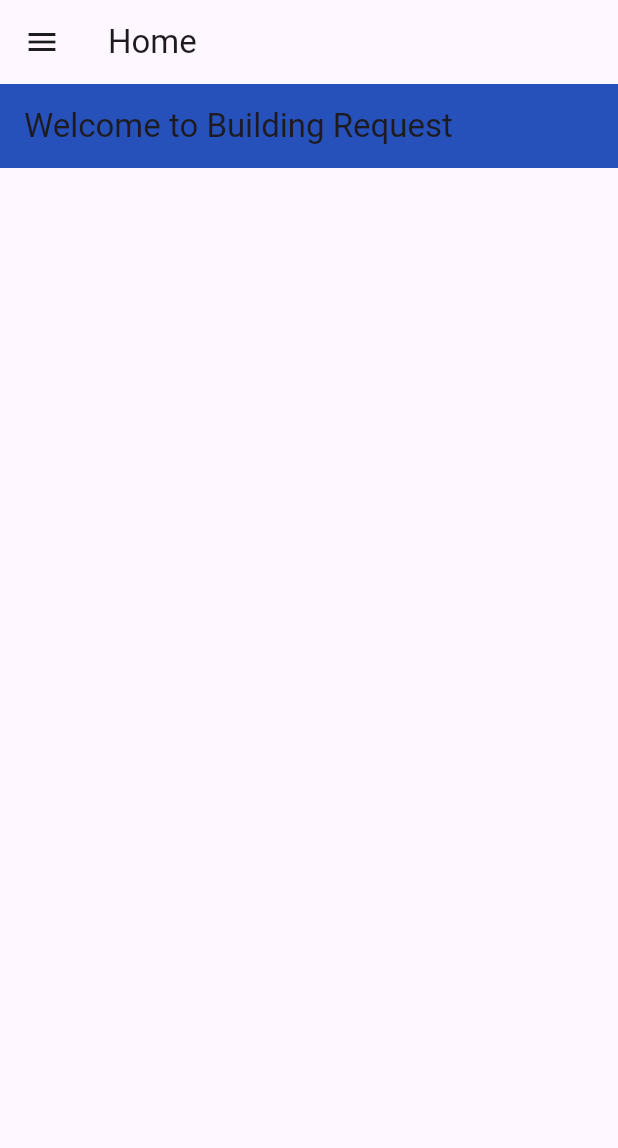
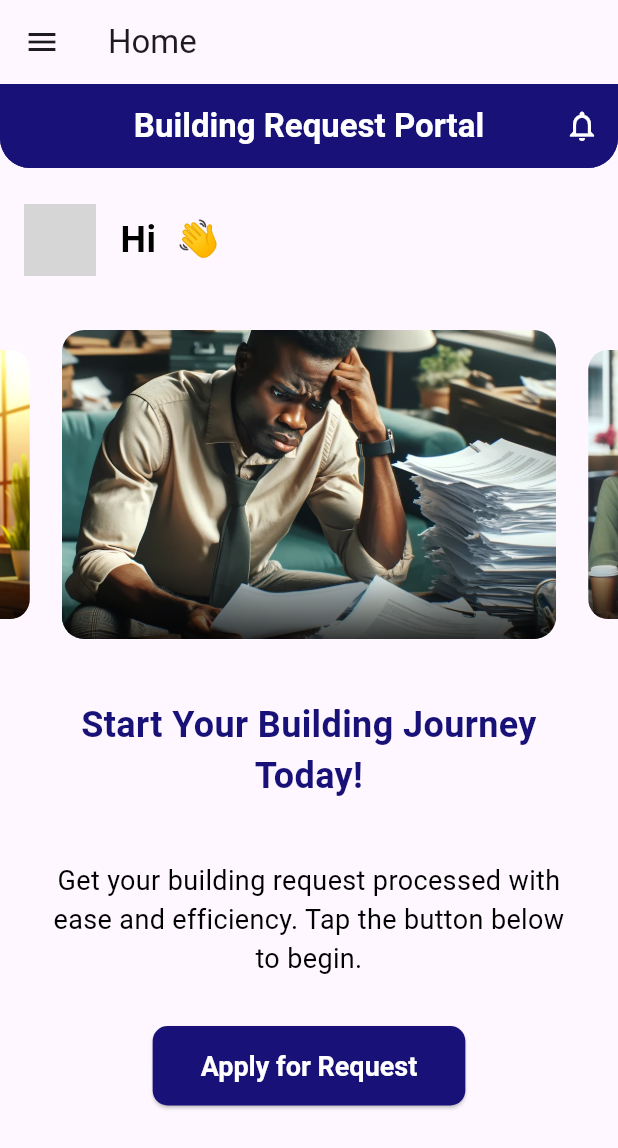
Before and after one commit to Rwiron/BuildPermitApproval_mobile-app, a Flutter app: the HomePage screen opened directly, on a phone screen of 412 x 824 dp. Shown: the top 1148 px of the screen. Run offline on Flutter 3.47's test engine with Material 3 defaults, Android fonts, the phone set to English and light mode, and no system bars; drawn by our look-alikes of carousel_slider, flutter_zoom_drawer; our stand-ins replace get, get_storage, google_fonts, pdf, printing; accounts and stored records are empty; network calls fail; grey boxes are pictures that could not be loaded.

Commit message:
Doc Status changing Ui

```diff
--- a/bui/lib/controllers/authentication.dart
+++ b/bui/lib/controllers/authentication.dart
@@ -84,9 +84,17 @@ class AuthenticationController extends GetxController {
       );
       if (response.statusCode == 200) {
         isLoading.value = false;
-        token.value = json.decode(response.body)['token'];
+        var responseBody = json.decode(response.body);
+        token.value = responseBody['token'];
+        var userName = responseBody['user']
+            ['name']; // Assuming the username is in the 'name' field
         box.write('token', token.value);
-        Get.offAll(()=> HomePage());
+        box.write('username', userName); // Storing the username
+
+        print(
+            'Logged in user: $userName'); // Debug print to confirm the username is captured
+
+        Get.offAll(() => HomePage()); // Navigate to the HomePage
       } else {
         isLoading.value = false;
         debugPrint(response.body);
--- a/bui/lib/main.dart
+++ b/bui/lib/main.dart
@@ -3,8 +3,10 @@ import 'package:bui/views/home_screen.dart';
 import 'package:bui/views/login_screen.dart';
 import 'package:flutter/material.dart';
 import 'package:get/get.dart';
+import 'package:get_storage/get_storage.dart';
 
-void main() {
+void main() async {
+  await GetStorage.init();
   runApp(const MyApp());
 }
 
--- a/bui/lib/screen/feedback.dart
+++ b/bui/lib/screen/feedback.dart
@@ -1,5 +1,6 @@
 import 'package:bui/constants/constants.dart';
 import 'package:bui/views/widgets/menu_widget.dart';
+import 'package:bui/views/widgets/permitnav.dart';
 import 'package:flutter/material.dart';
 import 'package:flutter/material.dart';
 import 'package:get_storage/get_storage.dart';
@@ -111,31 +112,7 @@ class _FeedStatusState extends State<FeedStatus> {
   @override
   Widget build(BuildContext context) {
     return Scaffold(
-      appBar: AppBar(
-        backgroundColor: Colors.yellow,
-        title: Row(
-          mainAxisSize:
-              MainAxisSize.min, // Use min size to keep the row compact
-          children: [
-            Icon(Icons.upload_file,
-                color: Color.fromARGB(
-                    255, 0, 0, 0)), // The icon related to submitting documents
-            SizedBox(width: 8), // Space between the icon and the text
-            Text(
-              'Submit Your Request',
-              style: TextStyle(
-                fontWeight: FontWeight.bold,
-                // Additional style options
-              ),
-            ),
-          ],
-        ),
-        centerTitle: true, // Centers the title text within the AppBar
-        // Additional customization:
-        elevation:
-            0, // Removes the shadow under the AppBar for a flatter appearance
-        // You can also add icons, actions, or customize leading widgets if needed
-      ),
+      appBar: CustomAppBars(),
       body: Padding(
         padding: const EdgeInsets.all(16.0),
         child: Form(
@@ -256,8 +233,31 @@ class _FeedStatusState extends State<FeedStatus> {
               SizedBox(height: 16.0),
               ElevatedButton(
                 onPressed: submitRequest,
-                child: const Text('Submit Request'),
-              ),
+                child: const Text(
+                  'Submit Request',
+                  style: TextStyle(
+                    fontSize: 18, // Adjust the font size as needed
+                    fontWeight: FontWeight.bold, // Make the text bold
+                  ),
+                ),
+                style: ElevatedButton.styleFrom(
+                  primary: Color.fromARGB(
+                      255, 24, 17, 120), // Button background color
+                  onPrimary: Colors
+                      .white, // Button text color (when button is enabled)
+                  onSurface: Colors.blueAccent.withOpacity(
+                      0.5), // Button text color (when button is disabled)
+                  padding: EdgeInsets.symmetric(
+                      horizontal: 12, vertical: 16), // Button padding
+                  shape: RoundedRectangleBorder(
+                    borderRadius:
+                        BorderRadius.circular(10), // Button border radius
+                  ),
+                  elevation: 5, // Button elevation
+                  shadowColor: Color.fromARGB(255, 24, 17, 120)
+                      .withOpacity(0.5), // Shadow color
+                ),
+              )
             ],
           ),
         ),
--- a/bui/lib/screen/requestDetail.dart
+++ b/bui/lib/screen/requestDetail.dart
@@ -112,6 +112,7 @@ class ReasonScreen extends StatelessWidget {
               _buildDetail('Sector', request['sector']),
               _buildDetail('Location', request['location']),
               _buildDetail('Cell', request['cell']),
+              _buildDetail('Description', request['description']),
               _buildDetail('Status', request['status']),
               pw.Divider(),
               pw.SizedBox(height: 20),
--- a/bui/lib/screen/status.dart
+++ b/bui/lib/screen/status.dart
@@ -1,16 +1,143 @@
-import 'package:bui/views/widgets/menu_widget.dart';
+import 'package:bui/views/widgets/customApp.dart';
 import 'package:flutter/material.dart';
+import 'package:carousel_slider/carousel_slider.dart';
+import 'package:get_storage/get_storage.dart';
 
 class Status extends StatelessWidget {
-  const Status({super.key});
+  const Status({Key? key}) : super(key: key);
 
   @override
   Widget build(BuildContext context) {
+    final box = GetStorage();
+    final String username = box.read('username') ?? 'Guest';
+
+    final List<String> imageList = [
+      'assets/images/stress.png',
+      'assets/images/shares.png',
+      'assets/images/happy.png',
+      // Add more image paths as needed
+    ];
+
     return Scaffold(
-      appBar: AppBar(
-        backgroundColor: Color.fromARGB(218, 1, 53, 175),
-        title: const Text('Welcome to Building Request '),
-        //leading: MenuWigdet(),
+      appBar: CustomAppBar(),
+      body: SingleChildScrollView(
+        child: Column(
+          children: [
+            SizedBox(height: 20),
+            ListTile(
+              leading: CircleAvatar(
+                backgroundImage: NetworkImage(
+                    'https://via.placeholder.com/150'), // Replace with actual user image URL
+                backgroundColor: Colors.indigo.shade300,
+                radius: 24,
+              ),
+              title: Text(
+                'Hi $username 👋',
+                style: TextStyle(
+                  color: Colors.black,
+                  fontWeight: FontWeight.bold,
+                  fontSize: 24,
+                ),
+              ),
+            ),
+            SizedBox(height: 32),
+            CarouselSlider(
+              options: CarouselOptions(
+                autoPlay: true,
+                aspectRatio: 2.0,
+                enlargeCenterPage: true,
+                viewportFraction: 0.8,
+              ),
+              items: imageList
+                  .map((item) => ClipRRect(
+                        borderRadius: BorderRadius.circular(
+                            15), // Rounded corners for each image
+                        child: Stack(
+                          fit: StackFit.expand,
+                          children: <Widget>[
+                            Image.asset(
+                              item,
+                              fit: BoxFit
+                                  .cover, // Cover the entire space of the container
+                            ),
+                            Positioned(
+                              bottom: 0.0,
+                              left: 0.0,
+                              right: 0.0,
+                              child: Container(
+                                decoration: BoxDecoration(
+                                  gradient: LinearGradient(
+                                    colors: [
+                                      Color.fromARGB(200, 0, 0, 0),
+                                      Color.fromARGB(0, 0, 0, 0)
+                                    ],
+                                    begin: Alignment.bottomCenter,
+                                    end: Alignment.topCenter,
+                                  ),
+                                ),
+                                padding: EdgeInsets.symmetric(
+                                    vertical: 10.0, horizontal: 20.0),
+                                child: Text(
+                                  '', // Optional: You can add a caption or remove this Text widget
+                                  style: TextStyle(
+                                    color: Colors.white,
+                                    fontSize: 20.0,
+                                    fontWeight: FontWeight.bold,
+                                  ),
+                                ),
+                              ),
+                            ),
+                          ],
+                        ),
+                      ))
+                  .toList(),
+            ),
+            Padding(
+              padding: const EdgeInsets.all(40.0),
+              child: Text(
+                'Start Your Building Journey Today!',
+                textAlign: TextAlign.center,
+                style: TextStyle(
+                  fontSize: 24,
+                  fontWeight: FontWeight.bold,
+                  color: Color.fromARGB(255, 24, 17, 120),
+                ),
+              ),
+            ),
+            const Padding(
+              padding: const EdgeInsets.symmetric(horizontal: 32.0),
+              child: Text(
+                'Get your building request processed with ease and efficiency. Tap the button below to begin.',
+                textAlign: TextAlign.center,
+                style: TextStyle(
+                  fontSize: 18,
+                  color: Colors.black,
+                ),
+              ),
+            ),
+            const SizedBox(height: 32),
+            // ... other widgets
+            ElevatedButton(
+              onPressed: () {
+                // TODO: Navigate to FeedStatus screen
+              },
+              child: Text('Apply for Request'),
+              style: ElevatedButton.styleFrom(
+                primary: Color.fromARGB(255, 24, 17, 120),
+                onPrimary: Colors.white,
+                padding: EdgeInsets.symmetric(horizontal: 32, vertical: 16),
+                shape: RoundedRectangleBorder(
+                  borderRadius: BorderRadius.circular(10),
+                ),
+                textStyle: TextStyle(
+                  fontSize: 18,
+                  fontWeight: FontWeight.bold,
+                ),
+              ),
+            ),
+            SizedBox(height: 32),
+          ],
+        ),
       ),
     );
   }
--- a/bui/lib/views/home_screen.dart
+++ b/bui/lib/views/home_screen.dart
@@ -1,3 +1,4 @@
+import 'package:bui/screen/feedback.dart';
 import 'package:bui/screen/requestPermit.dart';
 import 'package:bui/views/menu.dart';
 import 'package:flutter/material.dart';
@@ -6,7 +7,6 @@ import 'package:bui/models/menu_item.dart';
 import 'package:bui/views/widgets/drawermenu.dart';
 
 // Import your screen widgets here
-import 'package:bui/screen/feedback.dart';
 import 'package:bui/screen/help.dart';
 import 'package:bui/screen/profile.dart';
 import 'package:bui/screen/status.dart';
@@ -62,9 +62,9 @@ class _HomePageState extends State<HomePage> {
       case MenuItems.payment:
         return const RequestPermit();
       case MenuItems.promos:
-        return const Status();
+        return Status();
       case MenuItems.notifications:
-        return const FeedStatus(); // Assuming 'Feedback' corresponds to 'Notification' in your menu
+        return FeedStatus(); // Assuming 'Feedback' corresponds to 'Notification' in your menu
       case MenuItems.help:
         return const Help();
       case MenuItems.about:
--- /dev/null
+++ b/bui/lib/views/widgets/customApp.dart
@@ -0,0 +1,46 @@
+import 'package:flutter/material.dart';
+
+class CustomAppBar extends StatelessWidget implements PreferredSizeWidget {
+  @override
+  Size get preferredSize => Size.fromHeight(kToolbarHeight);
+
+  @override
+  Widget build(BuildContext context) {
+    return ClipRRect(
+      borderRadius: BorderRadius.vertical(
+          bottom: Radius.circular(20)), // Apply rounded corners to the bottom
+      child: AppBar(
+        backgroundColor: Color.fromARGB(255, 24, 17, 120),
+        flexibleSpace: Container(
+          decoration: BoxDecoration(
+            gradient: LinearGradient(
+              colors: [
+                Color.fromARGB(255, 24, 17, 120),
+                Color.fromARGB(255, 24, 17, 120),
+              ],
+              begin: Alignment.topLeft,
+              end: Alignment.bottomRight,
+            ),
+          ),
+        ),
+        title: Text(
+          'Building Request Portal',
+          style: TextStyle(
+            fontWeight: FontWeight.bold,
+            color: Colors.white, // Set the text color to white
+          ),
+        ),
+        centerTitle: true,
+        elevation: 0, // Remove shadow
+        actions: [
+          IconButton(
+            icon: Icon(Icons.notifications_none, color: Colors.white),
+            onPressed: () {
+              // Action for the notification icon
+            },
+          ),
+        ],
+      ),
+    );
+  }
+}
```
Also changed, not shown: bui/lib/screen/profile.dart (+3 -5 lines), bui/lib/views/widgets/customN.dart (added, +46 -0 lines), bui/lib/views/widgets/permitnav.dart (added, +47 -0 lines), bui/pubspec.yaml (+7 -4 lines), bui/assets/images/all.png (added), bui/assets/images/happy.png (added), bui/assets/images/shares.png (added), bui/assets/images/stress.png (added), bui/pubspec.lock.
